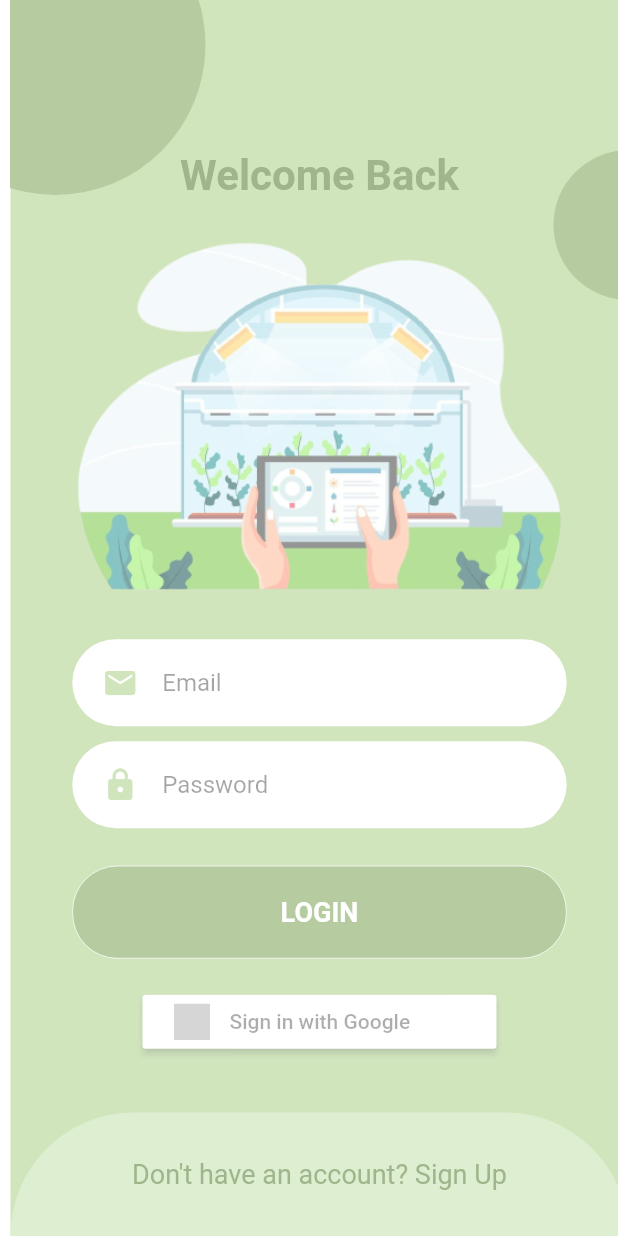
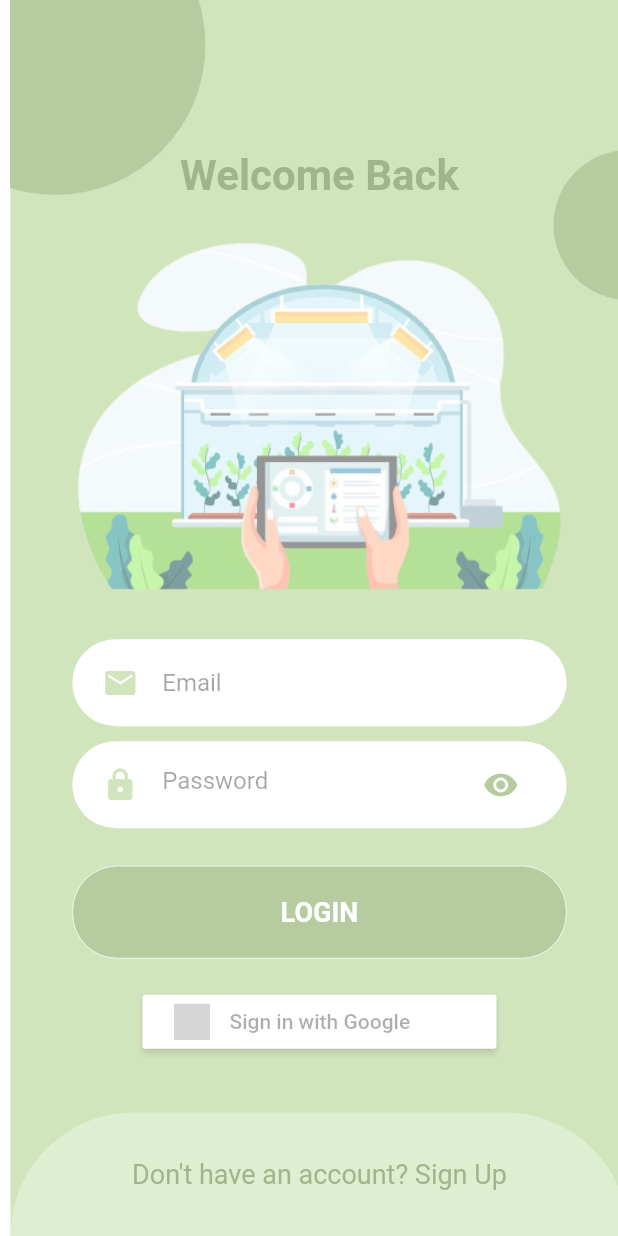
Before and after one commit to imShub/digifarmer, a Flutter app: the screen it shows after launch, after a tap on "Get Started", on a phone screen of 412 x 824 dp. Run offline on Flutter 3.47's test engine with Material 2 defaults, Android fonts, the phone set to English and light mode, and no system bars; our stand-ins replace flutter_signin_button, google_fonts; grey boxes are pictures that could not be loaded.

Commit message:
login page done

```diff
--- a/lib/views/login_page.dart
+++ b/lib/views/login_page.dart
@@ -16,6 +16,8 @@
   Duration animationDuration = Duration(milliseconds: 250);
   late Animation<double> containerSize;
   bool isLogin = true;
+
+  bool passHide = true;
 
   @override
   void dispose() {
@@ -165,13 +167,30 @@
                         borderRadius: BorderRadius.circular(30),
                         color: Colors.white,
                       ),
-                      child: const TextField(
+                      child: TextField(
+                        obscureText: passHide,
                         cursorColor: Color.fromARGB(255, 178, 212, 145),
                         decoration: InputDecoration(
                           icon: Icon(Icons.lock,
                               color: Color.fromARGB(255, 178, 212, 145)),
                           hintText: "Password",
                           border: InputBorder.none,
+                          suffixIcon: IconButton(
+                              onPressed: () {
+                                //add Icon button at end of TextField
+                                setState(() {
+                                  //refresh UI
+                                  if (passHide) {
+                                    passHide = false;
+                                  } else {
+                                    passHide = true;
+                                  }
+                                });
+                              },
+                              icon: Icon(passHide == true
+                                  ? Icons.remove_red_eye
+                                  : Icons.password),
+                              color: Color.fromARGB(255, 133, 170, 96)),
                         ),
                       ),
                     ),
@@ -310,13 +329,30 @@
                           borderRadius: BorderRadius.circular(30),
                           color: Colors.white,
                         ),
-                        child: const TextField(
+                        child: TextField(
+                          obscureText: passHide,
                           cursorColor: Color.fromARGB(255, 178, 212, 145),
                           decoration: InputDecoration(
                             icon: Icon(Icons.lock,
                                 color: Color.fromARGB(255, 178, 212, 145)),
                             hintText: "Password",
                             border: InputBorder.none,
+                            suffixIcon: IconButton(
+                                onPressed: () {
+                                  //add Icon button at end of TextField
+                                  setState(() {
+                                    //refresh UI
+                                    if (passHide) {
+                                      passHide = false;
+                                    } else {
+                                      passHide = true;
+                                    }
+                                  });
+                                },
+                                icon: Icon(passHide == true
+                                    ? Icons.remove_red_eye
+                                    : Icons.password),
+                                color: Color.fromARGB(255, 133, 170, 96)),
                           ),
                         ),
                       ),
```
